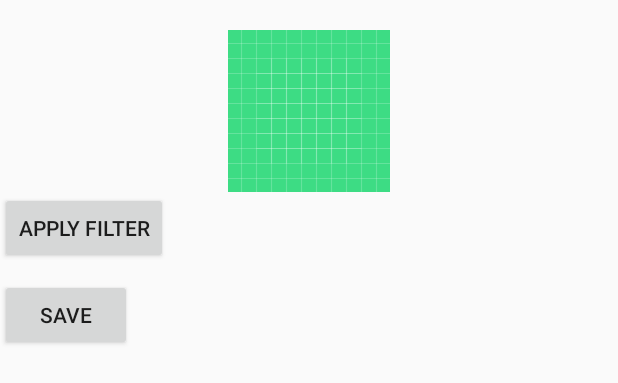
After one commit to ANUJ-PATIL26/PhotoEditorApp, an Android app built with Jetpack Compose: the layout activity_main.xml on its own in the app's theme, with its tools: preview values and no code run, on a phone screen of 412 x 824 dp. The commit adds this screen. Shown: the top 383 px of the screen. Run offline under Robolectric (Android 15) with nearby library versions, the phone set to English and light mode, and no system bars.

Commit message:
Added filter functionality

```diff
--- a/app/build.gradle
+++ b/app/build.gradle
@@ -2,6 +2,7 @@ plugins {
     alias(libs.plugins.android.application)
     alias(libs.plugins.kotlin.android)
     alias(libs.plugins.kotlin.compose)
+    alias(libs.plugins.google.gms.google.services)
 }
 
 android {
@@ -46,6 +47,8 @@ dependencies {
     implementation libs.androidx.ui.graphics
     implementation libs.androidx.ui.tooling.preview
     implementation libs.androidx.material3
+    implementation libs.androidx.appcompat
+    implementation libs.firebase.storage
     testImplementation libs.junit
     androidTestImplementation libs.androidx.junit
     androidTestImplementation libs.androidx.espresso.core
@@ -53,4 +56,6 @@ dependencies {
     androidTestImplementation libs.androidx.ui.test.junit4
     debugImplementation libs.androidx.ui.tooling
     debugImplementation libs.androidx.ui.test.manifest
+    implementation 'com.google.firebase:firebase-storage:20.0.0'
+
 }
--- /dev/null
+++ b/app/src/main/res/drawable/sample_image.xml
@@ -0,0 +1,4 @@
+<?xml version="1.0" encoding="utf-8"?>
+<selector xmlns:android="http://schemas.android.com/apk/res/android">
+
+</selector>
--- /dev/null
+++ b/app/src/main/res/layout/activity_main.xml
@@ -0,0 +1,29 @@
+<?xml version="1.0" encoding="utf-8"?>
+<LinearLayout xmlns:android="http://schemas.android.com/apk/res/android"
+    android:orientation="vertical"
+    android:layout_width="match_parent"
+    android:layout_height="match_parent">
+
+    <!-- ImageView to display the photo -->
+    <ImageView
+        android:id="@+id/imageView"
+        android:layout_width="match_parent"
+        android:layout_height="wrap_content"
+        android:src="@drawable/ic_launcher_background"
+        android:layout_marginTop="20dp"
+        android:contentDescription="Photo" />
+
+    <!-- Buttons for applying filters -->
+    <Button
+        android:id="@+id/btnApplyFilter"
+        android:layout_width="wrap_content"
+        android:layout_height="wrap_content"
+        android:text="Apply Filter" />
+
+    <Button
+        android:id="@+id/btnSave"
+        android:layout_width="wrap_content"
+        android:layout_height="wrap_content"
+        android:text="Save"
+        android:layout_marginTop="10dp" />
+</LinearLayout>
--- a/build.gradle
+++ b/build.gradle
@@ -3,4 +3,5 @@ plugins {
 alias(libs.plugins.android.application) apply false
     alias(libs.plugins.kotlin.android) apply false
     alias(libs.plugins.kotlin.compose) apply false
+    alias(libs.plugins.google.gms.google.services) apply false
 }
--- a/gradle/libs.versions.toml
+++ b/gradle/libs.versions.toml
@@ -8,6 +8,9 @@ espressoCore = "3.6.1"
 lifecycleRuntimeKtx = "2.8.7"
 activityCompose = "1.9.3"
 composeBom = "2024.04.01"
+appcompat = "1.7.0"
+googleGmsGoogleServices = "4.4.2"
+firebaseStorage = "21.0.1"
 
 [libraries]
 androidx-core-ktx = { group = "androidx.core", name = "core-ktx", version.ref = "coreKtx" }
@@ -24,8 +27,11 @@ androidx-ui-tooling-preview = { group = "androidx.compose.ui", name = "ui-toolin
 androidx-ui-test-manifest = { group = "androidx.compose.ui", name = "ui-test-manifest" }
 androidx-ui-test-junit4 = { group = "androidx.compose.ui", name = "ui-test-junit4" }
 androidx-material3 = { group = "androidx.compose.material3", name = "material3" }
+androidx-appcompat = { group = "androidx.appcompat", name = "appcompat", version.ref = "appcompat" }
+firebase-storage = { group = "com.google.firebase", name = "firebase-storage", version.ref = "firebaseStorage" }
 
 [plugins]
 android-application = { id = "com.android.application", version.ref = "agp" }
 kotlin-android = { id = "org.jetbrains.kotlin.android", version.ref = "kotlin" }
 kotlin-compose = { id = "org.jetbrains.kotlin.plugin.compose", version.ref = "kotlin" }
+google-gms-google-services = { id = "com.google.gms.google-services", version.ref = "googleGmsGoogleServices" }
```
Also changed, not shown: app/src/main/java/com/example/photoeditorapp/MainActivity.kt (+53 -37 lines).
